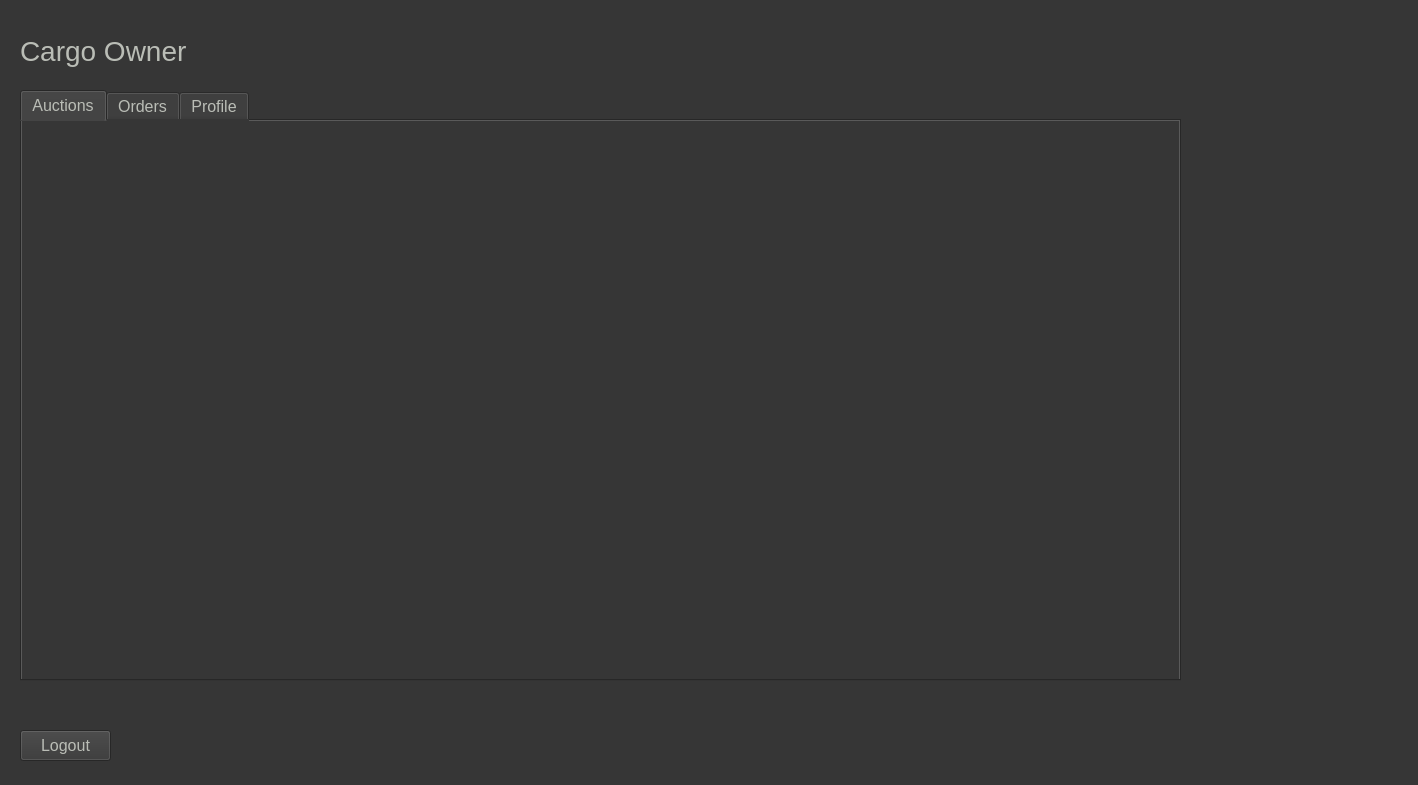
Qt form ETM/homepage.ui (JWaters02/SDI-C6) before a commit.
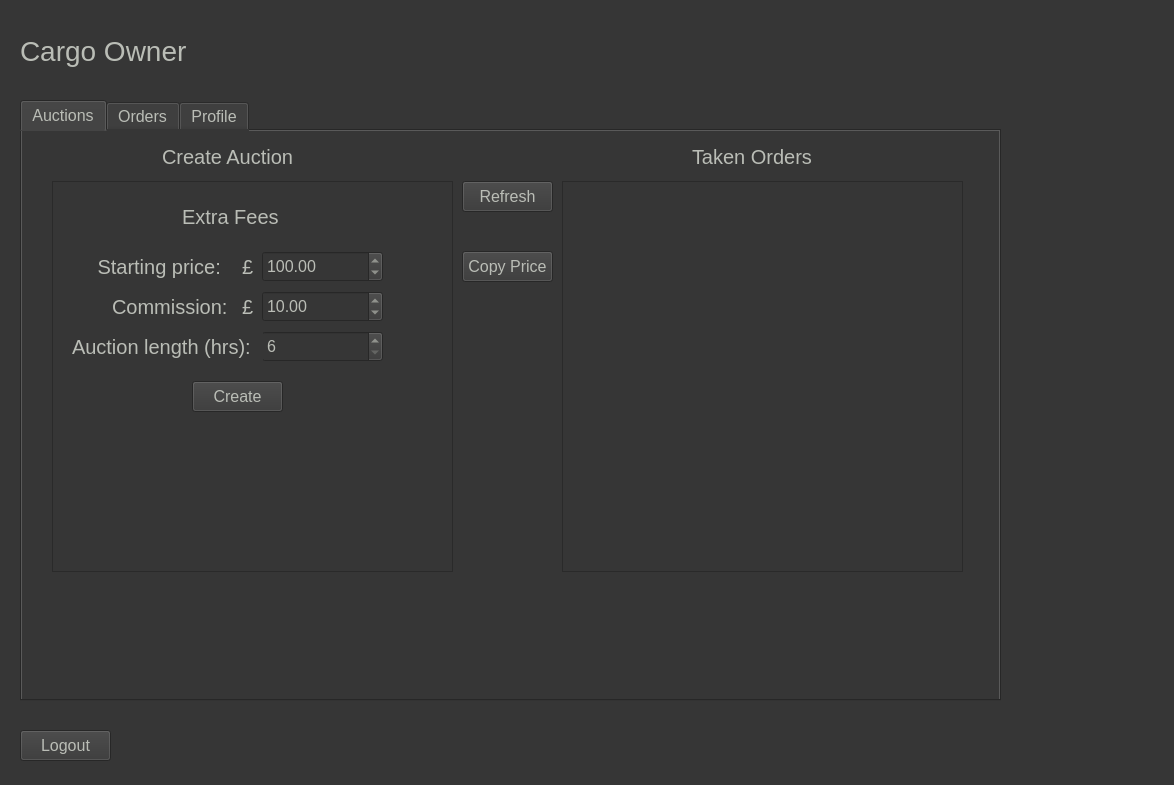
The same form after that commit. The open tabs and pages were chosen to show the change.

Commit message: Worked on bidding GUIs

The edit to the form file:
```diff
--- a/ETM/homepage.ui
+++ b/ETM/homepage.ui
@@ -6,7 +6,7 @@
    <rect>
     <x>0</x>
     <y>0</y>
-    <width>1418</width>
+    <width>1174</width>
     <height>785</height>
    </rect>
   </property>
@@ -21,7 +21,7 @@
     <rect>
      <x>20</x>
      <y>10</y>
-     <width>1391</width>
+     <width>1131</width>
      <height>701</height>
     </rect>
    </property>
@@ -51,39 +51,6 @@
     </widget>
    </widget>
    <widget class="QWidget" name="CargoOwnerPage">
-    <widget class="QTabWidget" name="tbCargoOwner">
-     <property name="geometry">
-      <rect>
-       <x>0</x>
-       <y>80</y>
-       <width>1161</width>
-       <height>591</height>
-      </rect>
-     </property>
-     <property name="styleSheet">
-      <string notr="true">background-color: rgb(54, 54, 54);
-font: 16px;
-color: rgb(186, 189, 182);</string>
-     </property>
-     <property name="currentIndex">
-      <number>0</number>
-     </property>
-     <widget class="QWidget" name="tbCOBids">
-      <attribute name="title">
-       <string>Auctions</string>
-      </attribute>
-     </widget>
-     <widget class="QWidget" name="tbCOOrders">
-      <attribute name="title">
-       <string>Orders</string>
-      </attribute>
-     </widget>
-     <widget class="QWidget" name="tbProfile">
-      <attribute name="title">
-       <string>Profile</string>
-      </attribute>
-     </widget>
-    </widget>
     <widget class="QLabel" name="label_3">
      <property name="geometry">
       <rect>
@@ -101,6 +68,497 @@
       <string>Cargo Owner</string>
      </property>
     </widget>
+    <widget class="QTabWidget" name="tbCO">
+     <property name="geometry">
+      <rect>
+       <x>0</x>
+       <y>90</y>
+       <width>981</width>
+       <height>601</height>
+      </rect>
+     </property>
+     <property name="styleSheet">
+      <string notr="true">background-color: rgb(54, 54, 54);
+font: 16px;
+color: rgb(186, 189, 182);</string>
+     </property>
+     <property name="currentIndex">
+      <number>0</number>
+     </property>
+     <widget class="QWidget" name="tbCOBids">
+      <attribute name="title">
+       <string>Auctions</string>
+      </attribute>
+      <widget class="QLabel" name="label_25">
+       <property name="geometry">
+        <rect>
+         <x>140</x>
+         <y>10</y>
+         <width>141</width>
+         <height>31</height>
+        </rect>
+       </property>
+       <property name="styleSheet">
+        <string notr="true">color: rgb(186, 189, 182); 
+font-size: 20px</string>
+       </property>
+       <property name="text">
+        <string>Create Auction</string>
+       </property>
+      </widget>
+      <widget class="QLabel" name="lblCOCreateAuctionInfo">
+       <property name="geometry">
+        <rect>
+         <x>30</x>
+         <y>460</y>
+         <width>401</width>
+         <height>61</height>
+        </rect>
+       </property>
+       <property name="styleSheet">
+        <string notr="true">color: rgb(186, 189, 182); 
+font-size: 16px</string>
+       </property>
+       <property name="text">
+        <string/>
+       </property>
+       <property name="alignment">
+        <set>Qt::AlignCenter</set>
+       </property>
+       <property name="wordWrap">
+        <bool>true</bool>
+       </property>
+      </widget>
+      <widget class="QListWidget" name="lwCOTakenOrdersBids">
+       <property name="geometry">
+        <rect>
+         <x>540</x>
+         <y>50</y>
+         <width>401</width>
+         <height>391</height>
+        </rect>
+       </property>
+       <property name="styleSheet">
+        <string notr="true">color: rgb(186, 189, 182); 
+font-size: 18px</string>
+       </property>
+      </widget>
+      <widget class="QLabel" name="label_44">
+       <property name="geometry">
+        <rect>
+         <x>670</x>
+         <y>10</y>
+         <width>141</width>
+         <height>31</height>
+        </rect>
+       </property>
+       <property name="styleSheet">
+        <string notr="true">color: rgb(186, 189, 182); 
+font-size: 20px</string>
+       </property>
+       <property name="text">
+        <string>Taken Orders</string>
+       </property>
+      </widget>
+      <widget class="QPushButton" name="btnCOBidsRefresh">
+       <property name="geometry">
+        <rect>
+         <x>440</x>
+         <y>50</y>
+         <width>91</width>
+         <height>31</height>
+        </rect>
+       </property>
+       <property name="styleSheet">
+        <string notr="true">background-color: rgb(54, 54, 54);
+font: 16px;
+color: rgb(186, 189, 182);</string>
+       </property>
+       <property name="text">
+        <string>Refresh</string>
+       </property>
+      </widget>
+      <widget class="QLabel" name="lblCOTakenOrderInfoBids">
+       <property name="geometry">
+        <rect>
+         <x>540</x>
+         <y>460</y>
+         <width>401</width>
+         <height>61</height>
+        </rect>
+       </property>
+       <property name="styleSheet">
+        <string notr="true">color: rgb(186, 189, 182); 
+font-size: 16px</string>
+       </property>
+       <property name="text">
+        <string/>
+       </property>
+       <property name="alignment">
+        <set>Qt::AlignCenter</set>
+       </property>
+       <property name="wordWrap">
+        <bool>true</bool>
+       </property>
+      </widget>
+      <widget class="QFrame" name="seperator_4">
+       <property name="geometry">
+        <rect>
+         <x>30</x>
+         <y>50</y>
+         <width>401</width>
+         <height>391</height>
+        </rect>
+       </property>
+       <property name="frameShape">
+        <enum>QFrame::StyledPanel</enum>
+       </property>
+       <property name="frameShadow">
+        <enum>QFrame::Raised</enum>
+       </property>
+       <widget class="QLabel" name="label_26">
+        <property name="geometry">
+         <rect>
+          <x>40</x>
+          <y>70</y>
+          <width>141</width>
+          <height>31</height>
+         </rect>
+        </property>
+        <property name="styleSheet">
+         <string notr="true">color: rgb(186, 189, 182); 
+font-size: 20px</string>
+        </property>
+        <property name="text">
+         <string> Starting price:</string>
+        </property>
+       </widget>
+       <widget class="QLabel" name="label_32">
+        <property name="geometry">
+         <rect>
+          <x>130</x>
+          <y>20</y>
+          <width>101</width>
+          <height>31</height>
+         </rect>
+        </property>
+        <property name="styleSheet">
+         <string notr="true">color: rgb(186, 189, 182); 
+font-size: 20px</string>
+        </property>
+        <property name="text">
+         <string>Extra Fees</string>
+        </property>
+       </widget>
+       <widget class="QLabel" name="label_34">
+        <property name="geometry">
+         <rect>
+          <x>190</x>
+          <y>70</y>
+          <width>16</width>
+          <height>31</height>
+         </rect>
+        </property>
+        <property name="styleSheet">
+         <string notr="true">color: rgb(186, 189, 182); 
+font-size: 20px</string>
+        </property>
+        <property name="text">
+         <string>£</string>
+        </property>
+       </widget>
+       <widget class="QDoubleSpinBox" name="dsbxCOBidsStartingPrice">
+        <property name="geometry">
+         <rect>
+          <x>210</x>
+          <y>70</y>
+          <width>121</width>
+          <height>31</height>
+         </rect>
+        </property>
+        <property name="maximum">
+         <double>9999.000000000000000</double>
+        </property>
+        <property name="value">
+         <double>100.000000000000000</double>
+        </property>
+       </widget>
+       <widget class="QLabel" name="label_27">
+        <property name="geometry">
+         <rect>
+          <x>60</x>
+          <y>110</y>
+          <width>121</width>
+          <height>31</height>
+         </rect>
+        </property>
+        <property name="styleSheet">
+         <string notr="true">color: rgb(186, 189, 182); 
+font-size: 20px</string>
+        </property>
+        <property name="text">
+         <string>Commission:</string>
+        </property>
+       </widget>
+       <widget class="QLabel" name="label_35">
+        <property name="geometry">
+         <rect>
+          <x>190</x>
+          <y>110</y>
+          <width>16</width>
+          <height>31</height>
+         </rect>
+        </property>
+        <property name="styleSheet">
+         <string notr="true">color: rgb(186, 189, 182); 
+font-size: 20px</string>
+        </property>
+        <property name="text">
+         <string>£</string>
+        </property>
+       </widget>
+       <widget class="QDoubleSpinBox" name="dsbxCOBidsCommissionPrice">
+        <property name="geometry">
+         <rect>
+          <x>210</x>
+          <y>110</y>
+          <width>121</width>
+          <height>31</height>
+         </rect>
+        </property>
+        <property name="maximum">
+         <double>9999.000000000000000</double>
+        </property>
+        <property name="value">
+         <double>10.000000000000000</double>
+        </property>
+       </widget>
+       <widget class="QPushButton" name="btnCOBidsCreate">
+        <property name="geometry">
+         <rect>
+          <x>140</x>
+          <y>200</y>
+          <width>91</width>
+          <height>31</height>
+         </rect>
+        </property>
+        <property name="styleSheet">
+         <string notr="true">background-color: rgb(54, 54, 54);
+font: 16px;
+color: rgb(186, 189, 182);</string>
+        </property>
+        <property name="text">
+         <string>Create</string>
+        </property>
+       </widget>
+       <widget class="QSpinBox" name="sbxCOBidsLength">
+        <property name="geometry">
+         <rect>
+          <x>210</x>
+          <y>150</y>
+          <width>121</width>
+          <height>31</height>
+         </rect>
+        </property>
+        <property name="minimum">
+         <number>6</number>
+        </property>
+        <property name="maximum">
+         <number>24</number>
+        </property>
+       </widget>
+       <widget class="QLabel" name="label_46">
+        <property name="geometry">
+         <rect>
+          <x>20</x>
+          <y>150</y>
+          <width>191</width>
+          <height>31</height>
+         </rect>
+        </property>
+        <property name="styleSheet">
+         <string notr="true">color: rgb(186, 189, 182); 
+font-size: 20px</string>
+        </property>
+        <property name="text">
+         <string>Auction length (hrs):</string>
+        </property>
+       </widget>
+      </widget>
+      <widget class="QPushButton" name="btnCOBidsCopyOrderPrice">
+       <property name="geometry">
+        <rect>
+         <x>440</x>
+         <y>120</y>
+         <width>91</width>
+         <height>31</height>
+        </rect>
+       </property>
+       <property name="styleSheet">
+        <string notr="true">background-color: rgb(54, 54, 54);
+font: 16px;
+color: rgb(186, 189, 182);</string>
+       </property>
+       <property name="text">
+        <string>Copy Price</string>
+       </property>
+      </widget>
+     </widget>
+     <widget class="QWidget" name="tbFOrders_4">
+      <attribute name="title">
+       <string>Orders</string>
+      </attribute>
+      <widget class="QLabel" name="label_55">
+       <property name="geometry">
+        <rect>
+         <x>140</x>
+         <y>10</y>
+         <width>191</width>
+         <height>31</height>
+        </rect>
+       </property>
+       <property name="styleSheet">
+        <string notr="true">color: rgb(186, 189, 182); 
+font-size: 20px</string>
+       </property>
+       <property name="text">
+        <string>All Forwarder Orders</string>
+       </property>
+      </widget>
+      <widget class="QListWidget" name="lwCOOrders">
+       <property name="geometry">
+        <rect>
+         <x>30</x>
+         <y>50</y>
+         <width>401</width>
+         <height>391</height>
+        </rect>
+       </property>
+       <property name="styleSheet">
+        <string notr="true">color: rgb(186, 189, 182); 
+font-size: 18px</string>
+       </property>
+      </widget>
+      <widget class="QLabel" name="lblCOOrderInfo">
+       <property name="geometry">
+        <rect>
+         <x>30</x>
+         <y>450</y>
+         <width>401</width>
+         <height>61</height>
+        </rect>
+       </property>
+       <property name="styleSheet">
+        <string notr="true">color: rgb(186, 189, 182); 
+font-size: 16px</string>
+       </property>
+       <property name="text">
+        <string/>
+       </property>
+       <property name="alignment">
+        <set>Qt::AlignCenter</set>
+       </property>
+       <property name="wordWrap">
+        <bool>true</bool>
+       </property>
+      </widget>
+      <widget class="QPushButton" name="btnCOOrdersRefresh">
+       <property name="geometry">
+        <rect>
+         <x>440</x>
+         <y>50</y>
+         <width>91</width>
+         <height>31</height>
+        </rect>
+       </property>
+       <property name="styleSheet">
+        <string notr="true">background-color: rgb(54, 54, 54);
+font: 16px;
+color: rgb(186, 189, 182);</string>
+       </property>
+       <property name="text">
+        <string>Refresh</string>
+       </property>
+      </widget>
+      <widget class="QPushButton" name="btnCOOrdersTakeOrder">
+       <property name="geometry">
+        <rect>
+         <x>440</x>
+         <y>410</y>
+         <width>91</width>
+         <height>31</height>
+        </rect>
+       </property>
+       <property name="styleSheet">
+        <string notr="true">background-color: rgb(54, 54, 54);
+font: 16px;
+color: rgb(186, 189, 182);</string>
+       </property>
+       <property name="text">
+        <string>Take</string>
+       </property>
+      </widget>
+      <widget class="QListWidget" name="lwCOTakenOrders">
+       <property name="geometry">
+        <rect>
+         <x>540</x>
+         <y>50</y>
+         <width>401</width>
+         <height>391</height>
+        </rect>
+       </property>
+       <property name="styleSheet">
+        <string notr="true">color: rgb(186, 189, 182); 
+font-size: 18px</string>
+       </property>
+      </widget>
+      <widget class="QLabel" name="lblCOTakenOrderInfo">
+       <property name="geometry">
+        <rect>
+         <x>540</x>
+         <y>450</y>
+         <width>401</width>
+         <height>61</height>
+        </rect>
+       </property>
+       <property name="styleSheet">
+        <string notr="true">color: rgb(186, 189, 182); 
+font-size: 16px</string>
+       </property>
+       <property name="text">
+        <string/>
+       </property>
+       <property name="alignment">
+        <set>Qt::AlignCenter</set>
+       </property>
+       <property name="wordWrap">
+        <bool>true</bool>
+       </property>
+      </widget>
+      <widget class="QLabel" name="label_47">
+       <property name="geometry">
+        <rect>
+         <x>680</x>
+         <y>10</y>
+         <width>141</width>
+         <height>31</height>
+        </rect>
+       </property>
+       <property name="styleSheet">
+        <string notr="true">color: rgb(186, 189, 182); 
+font-size: 20px</string>
+       </property>
+       <property name="text">
+        <string>Taken Orders</string>
+       </property>
+      </widget>
+     </widget>
+     <widget class="QWidget" name="tbFProfile_4">
+      <attribute name="title">
+       <string>Profile</string>
+      </attribute>
+     </widget>
+    </widget>
    </widget>
    <widget class="QWidget" name="DriverPage"/>
    <widget class="QWidget" name="ForwarderPage">
```
Left out of the diff: 1176 changed lines with no effect on the pictures. The commit also changes 7 other files.
